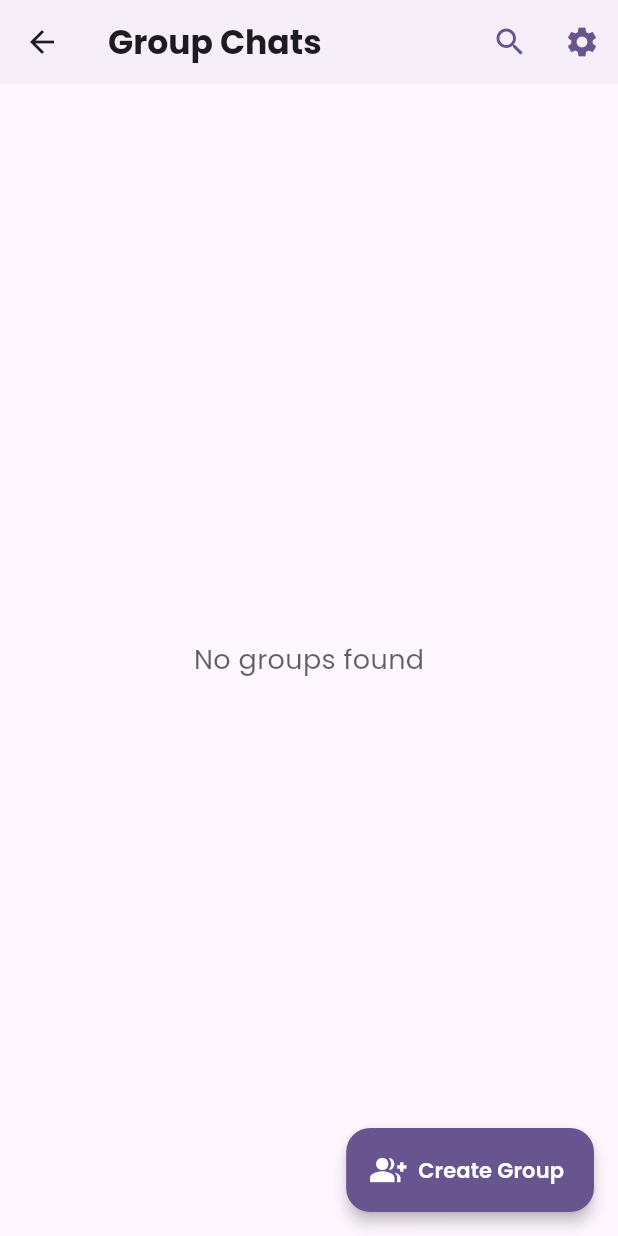
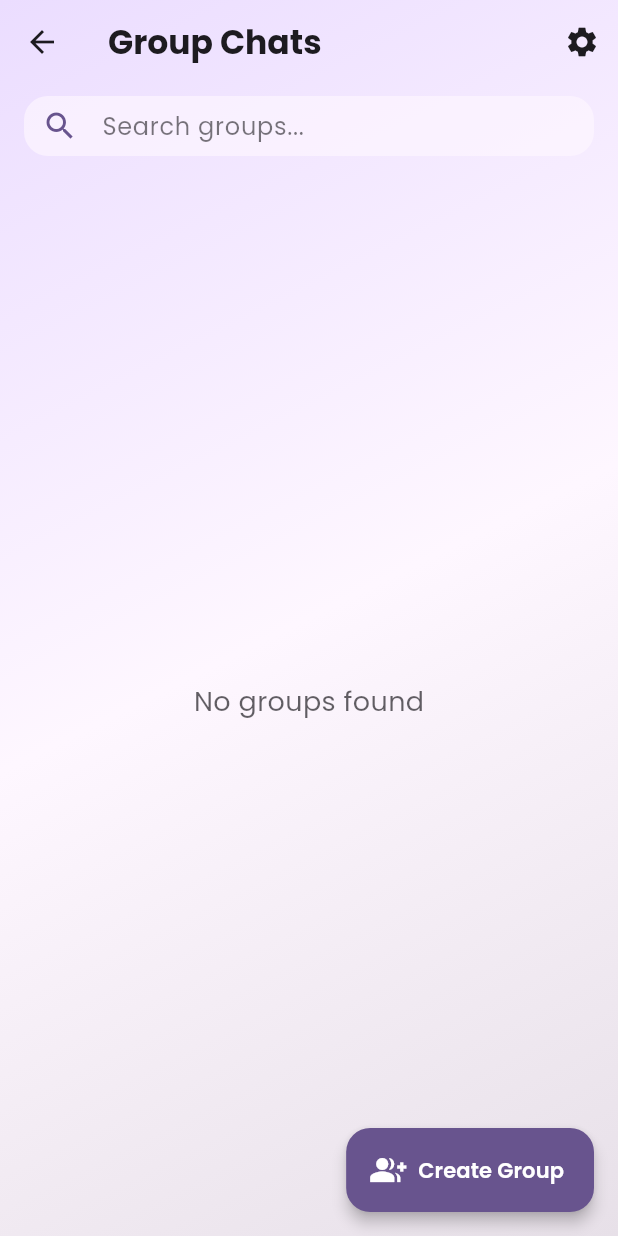
Before and after one commit to anupamm3/smart-chat-app, a Flutter app: the GroupChatScreen screen opened by its route, on a phone screen of 412 x 824 dp. Run offline on Flutter 3.47's test engine with Material 3 defaults, Android fonts, the phone set to English and light mode, and no system bars; our stand-ins replace cloud_firestore, firebase_auth, firebase_core, flutter_contacts, flutter_riverpod, google_fonts and 3 more; accounts and stored records are empty.

```diff
--- a/lib/constants.dart
+++ b/lib/constants.dart
@@ -8,4 +8,5 @@ class AppRoutes {
   static const groupChat = '/group_chat';
   static const groupChatRoom = '/group_chat_room';
   static const groupContactPicker = '/group_contact_picker';
+  static const settings = '/settings';
 }
--- a/lib/features/groups/screens/group_chat_screen.dart
+++ b/lib/features/groups/screens/group_chat_screen.dart
@@ -4,7 +4,6 @@ import 'package:flutter_riverpod/flutter_riverpod.dart';
 import 'package:google_fonts/google_fonts.dart';
 import 'package:smart_chat_app/constants.dart';
 import 'package:smart_chat_app/features/groups/controller/group_chat_controller.dart';
-import 'package:smart_chat_app/features/groups/screens/group_search_delegate.dart';
 import 'package:smart_chat_app/models/contact_model.dart';
 import 'package:smart_chat_app/utils/contact_utils.dart';
 
@@ -21,11 +20,15 @@ class _GroupChatScreenState extends ConsumerState<GroupChatScreen> {
   @override
   Widget build(BuildContext context) {
     final colorScheme = Theme.of(context).colorScheme;
+    final isDark = Theme.of(context).brightness == Brightness.dark;
     final currentUserId = FirebaseAuth.instance.currentUser?.uid ?? '';
     final groupsAsync = ref.watch(groupListProvider(currentUserId));
 
     return Scaffold(
+      extendBodyBehindAppBar: true,
       appBar: AppBar(
+        backgroundColor: Colors.transparent,
+        elevation: 0,
         title: Text(
           'Group Chats',
           style: GoogleFonts.poppins(
@@ -35,31 +38,63 @@ class _GroupChatScreenState extends ConsumerState<GroupChatScreen> {
         ),
         actions: [
           IconButton(
-            icon: Icon(Icons.search, color: colorScheme.primary),
-            onPressed: () async {
-              final result = await showSearch<String>(
-                context: context,
-                delegate: GroupSearchDelegate(
-                  groupsAsync: groupsAsync,
-                  colorScheme: colorScheme,
-                ),
-              );
-              if (result != null) {
-                setState(() {
-                  _searchQuery = result;
-                });
-              }
+            icon: Icon(Icons.settings, color: colorScheme.onSurface),
+            tooltip: 'Settings',
+            onPressed: () {
+              Navigator.pushNamed(context, AppRoutes.settings);
             },
           ),
-          IconButton(
-            icon: Icon(Icons.settings, color: colorScheme.primary),
-            onPressed: () {},
+        ],
+        bottom: PreferredSize(
+          preferredSize: const Size.fromHeight(56),
+          child: Padding(
+            padding: const EdgeInsets.symmetric(horizontal: 16, vertical: 8),
+            child: SizedBox(
+              height: 40,
+              child: TextField(
+                onChanged: (val) => setState(() => _searchQuery = val),
+                decoration: InputDecoration(
+                  hintText: "Search groups...",
+                  hintStyle: GoogleFonts.poppins(
+                    color: colorScheme.onSurface.withAlpha((0.6 * 255).toInt()),
                   ),
+                  prefixIcon: Icon(Icons.search, color: colorScheme.primary),
+                  filled: true,
+                  fillColor: colorScheme.surface.withAlpha(isDark ? (0.45 * 255).toInt() : (0.65 * 255).toInt()),
+                  contentPadding: const EdgeInsets.symmetric(vertical: 0, horizontal: 12),
+                  border: OutlineInputBorder(
+                    borderRadius: BorderRadius.circular(16),
+                    borderSide: BorderSide.none,
+                  ),
+                ),
+                style: GoogleFonts.poppins(),
+              ),
+            ),
+          ),
+        ),
+      ),
+      body: Container(
+        width: double.infinity,
+        height: double.infinity,
+        decoration: BoxDecoration(
+          gradient: LinearGradient(
+            colors: isDark
+                ? [
+                    colorScheme.surfaceContainerHighest,
+                    colorScheme.surface,
+                    colorScheme.primaryContainer
+                  ]
+                : [
+                    colorScheme.primaryContainer,
+                    colorScheme.surface,
+                    colorScheme.surfaceContainerHighest
                   ],
-        elevation: 1,
-        backgroundColor: colorScheme.surface,
+            begin: Alignment.topLeft,
+            end: Alignment.bottomRight,
           ),
-      body: groupsAsync.when(
+        ),
+        child: SafeArea(
+          child: groupsAsync.when(
             loading: () => const Center(child: CircularProgressIndicator()),
             error: (e, st) => Center(child: Text('Error: $e')),
             data: (groups) {
@@ -133,6 +168,8 @@ class _GroupChatScreenState extends ConsumerState<GroupChatScreen> {
                     );
             },
           ),
+        ),
+      ),
       floatingActionButton: FloatingActionButton.extended(
         onPressed: () async {
           // Fetch and filter contacts using the modular utility
--- /dev/null
+++ b/lib/providers/theme_provider.dart
@@ -0,0 +1,4 @@
+import 'package:flutter/material.dart';
+import 'package:flutter_riverpod/flutter_riverpod.dart';
+
+final themeModeProvider = StateProvider<ThemeMode>((ref) => ThemeMode.system);
```
Also changed, not shown: lib/features/home/screens/home_screen.dart (+5 -15 lines), lib/features/profile/screens/user_profile_screen.dart (+30 -5 lines), lib/main.dart (+8 -3 lines), lib/settings/settings_screen.dart (added, +72 -0 lines), lib/providers/user_provider.dart (renamed from lib/providers/user_providers.dart). Lines whose indentation alone changed are shown as unchanged.
